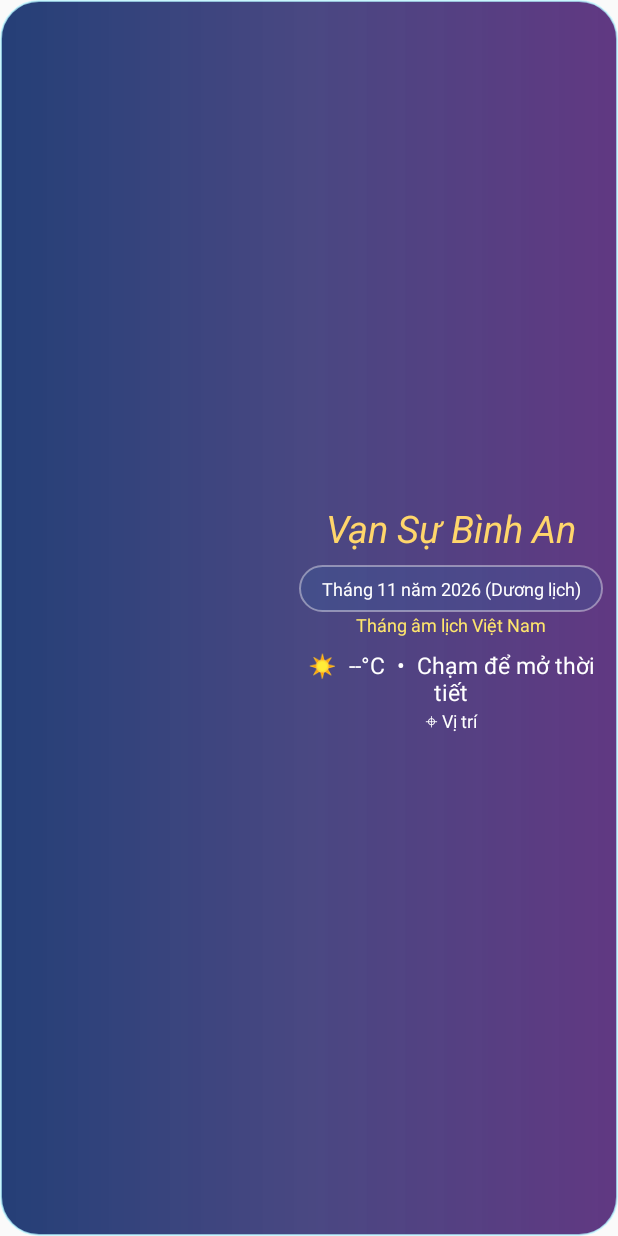
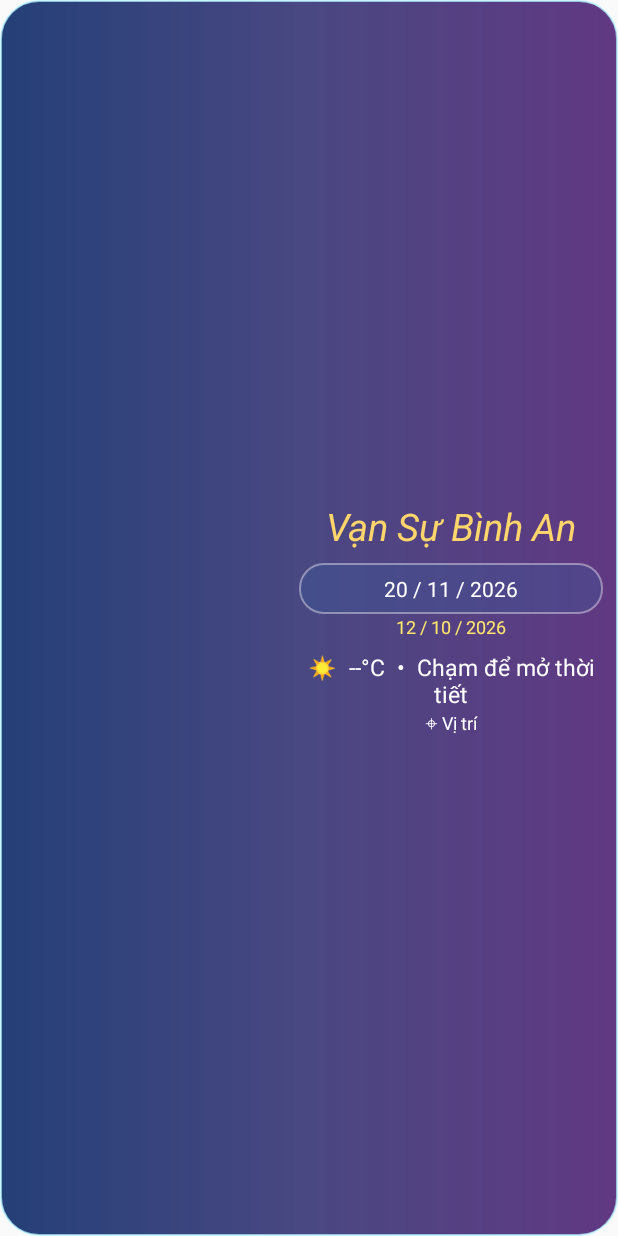
Before and after one commit to quocthanhjs/widget, an Android app: the layout widget_analog.xml on its own in the app's theme, with its tools: preview values and no code run, on a phone screen of 412 x 824 dp. Run offline under Robolectric (Android 15) with nearby library versions, the phone set to English and light mode, and no system bars.

Commit message:
Add files via upload

```diff
--- a/app/src/main/res/layout/widget_analog.xml
+++ b/app/src/main/res/layout/widget_analog.xml
@@ -4,8 +4,8 @@
         <ImageView ns0:id="@+id/analog_face" ns0:layout_width="0dp" ns0:layout_height="match_parent" ns0:layout_weight="0.92" ns0:scaleType="fitCenter" ns0:contentDescription="Đồng hồ kim truyền thống" />
         <LinearLayout ns0:layout_width="0dp" ns0:layout_height="match_parent" ns0:layout_weight="1.08" ns0:orientation="vertical" ns0:gravity="center_vertical" ns0:paddingStart="9dp">
             <TextView ns0:id="@+id/phrase" ns0:layout_width="match_parent" ns0:layout_height="wrap_content" ns0:gravity="center" ns0:text="Vạn Sự Bình An" ns0:textColor="#FFFFD66B" ns0:textSize="25sp" ns0:textStyle="italic" />
-            <TextView ns0:id="@+id/month_solar" ns0:layout_width="match_parent" ns0:layout_height="wrap_content" ns0:gravity="center" ns0:layout_marginTop="7dp" ns0:padding="7dp" ns0:background="@drawable/widget_panel_bg" ns0:text="Tháng 11 năm 2026 (Dương lịch)" ns0:textColor="#FFFFFFFF" ns0:textSize="12sp" />
-            <TextView ns0:id="@+id/month_lunar" ns0:layout_width="match_parent" ns0:layout_height="wrap_content" ns0:gravity="center" ns0:text="Tháng âm lịch Việt Nam" ns0:textColor="#FFFFE66C" ns0:textSize="12sp" />
+            <TextView ns0:id="@+id/month_solar" ns0:layout_width="match_parent" ns0:layout_height="wrap_content" ns0:gravity="center" ns0:layout_marginTop="7dp" ns0:padding="7dp" ns0:background="@drawable/widget_panel_bg" ns0:text="20 / 11 / 2026" ns0:textColor="#FFFFFFFF" ns0:textSize="14sp" />
+            <TextView ns0:id="@+id/month_lunar" ns0:layout_width="match_parent" ns0:layout_height="wrap_content" ns0:gravity="center" ns0:text="12 / 10 / 2026" ns0:textColor="#FFFFE66C" ns0:textSize="12sp" />
             <TextView ns0:id="@+id/analog_weather" ns0:layout_width="match_parent" ns0:layout_height="wrap_content" ns0:gravity="center" ns0:layout_marginTop="8dp" ns0:text="☀️  --°C  •  Chạm để mở thời tiết" ns0:textColor="#FFFFFFFF" ns0:textSize="15sp" />
             <TextView ns0:id="@+id/analog_location" ns0:layout_width="match_parent" ns0:layout_height="wrap_content" ns0:gravity="center" ns0:text="⌖ Vị trí" ns0:textColor="#FFFFFFFF" ns0:textSize="12sp" />
         </LinearLayout>
--- a/app/src/main/res/layout/widget_digital.xml
+++ b/app/src/main/res/layout/widget_digital.xml
@@ -16,7 +16,7 @@
         </LinearLayout>
         <LinearLayout ns0:layout_width="0dp" ns0:layout_height="match_parent" ns0:layout_weight="0.98" ns0:orientation="vertical" ns0:paddingStart="7dp">
             <TextView ns0:id="@+id/month_title" ns0:layout_width="match_parent" ns0:layout_height="wrap_content" ns0:gravity="center" ns0:text="Tháng 11, 2026" ns0:textColor="#FFFFFFFF" ns0:textSize="16sp" ns0:textStyle="bold" />
-            <TextView ns0:id="@+id/month_grid" ns0:layout_width="match_parent" ns0:layout_height="match_parent" ns0:gravity="center" ns0:text="T2 T3 T4 T5 T6 T7 CN" ns0:textColor="#FFFFFFFF" ns0:textSize="8sp" ns0:fontFamily="monospace" ns0:lineSpacingExtra="1dp" />
+            <TextView ns0:id="@+id/month_grid" ns0:layout_width="match_parent" ns0:layout_height="match_parent" ns0:gravity="center" ns0:text="T2 T3 T4 T5 T6 T7 CN" ns0:textColor="#FFFFFFFF" ns0:textSize="9sp" ns0:fontFamily="monospace" ns0:lineSpacingExtra="2dp" />
         </LinearLayout>
     </LinearLayout>
     </LinearLayout>
```
